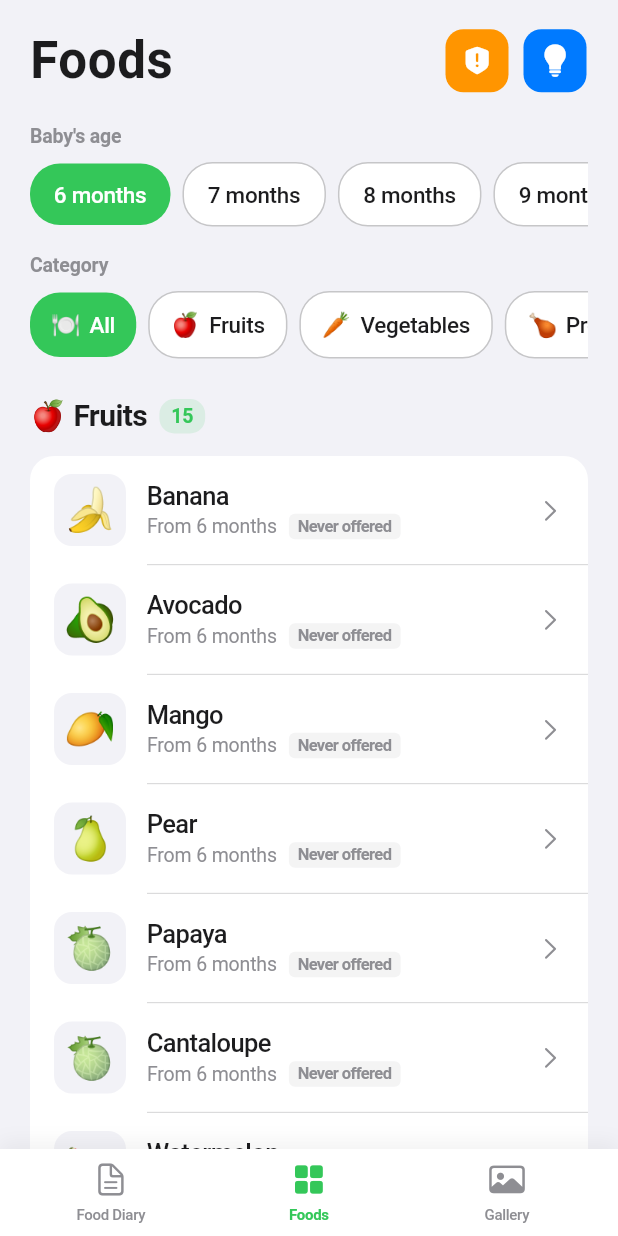
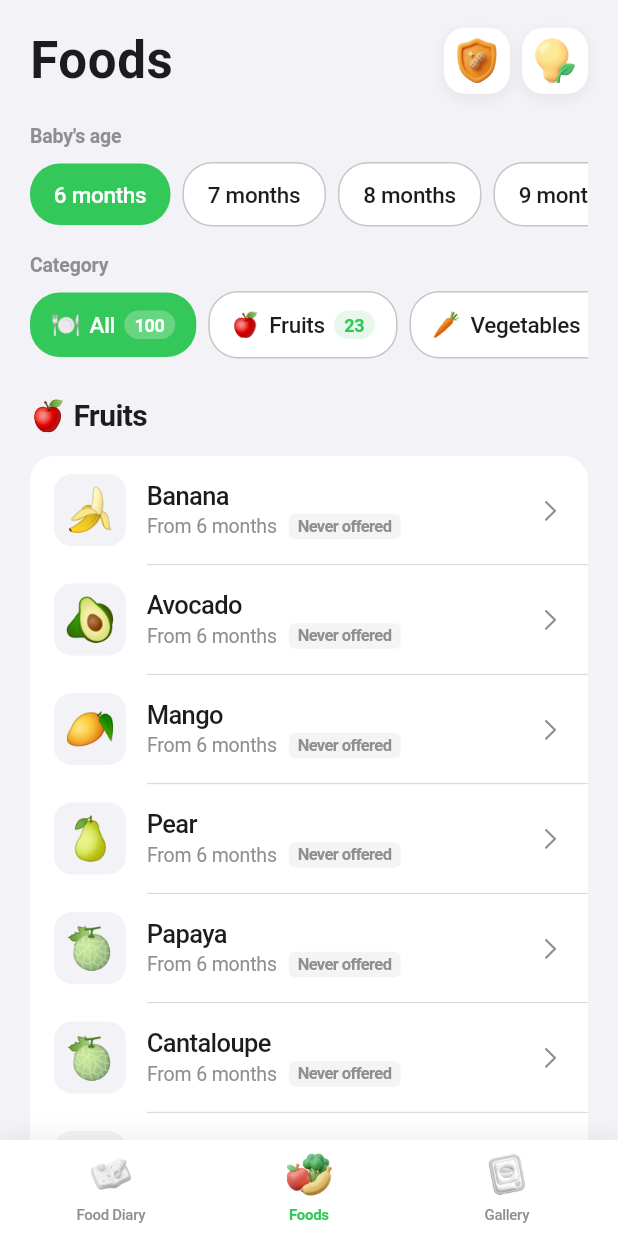
Before and after one commit to JoaoFloresDev/blw, a Flutter app: the MainTabScreen screen opened directly, item 2 of the bottom bar chosen, after a tap on "🍽️", on a phone screen of 412 x 824 dp. Run offline on Flutter 3.47's test engine with Material 3 defaults, Android fonts, the phone set to English and light mode, and no system bars; our stand-ins replace firebase_analytics, firebase_core, image_picker, in_app_purchase, in_app_review, pdf and 2 more; accounts and stored records are empty.

Commit message:
feat: playful visual pass — custom clay icons, styled progress card, chip counts
- Nano Banana clay-3D icon set for tab bar (diary/foods/gallery) and
  Foods header buttons (allergens/tips); grayscale + scale animation
  for unselected tabs
- Foods Tried card: green gradient, big count, chunky animated bar,
  baby mascot illustration
- Food counts moved into the category filter chips (All shows total
  for the selected age); 100 foods available at 6 months

Co-Authored-By: Claude Fable 5 <noreply@anthropic.com>

```diff
--- a/blw/lib/data/foods_data.dart
+++ b/blw/lib/data/foods_data.dart
@@ -363,7 +363,7 @@ const List<Food> allFoods = [
     name: 'Uva',
     icon: '🍇',
     category: FoodCategory.fruits,
-    minimumAge: AgeGroup.nineMonths,
+    minimumAge: AgeGroup.sixMonths,
     preparationTip: 'Corte SEMPRE em quartos no sentido do comprimento. Uva inteira ou em metades é risco grave de engasgo até os 4 anos.',
   ),
   Food(
@@ -387,7 +387,7 @@ const List<Food> allFoods = [
     name: 'Abacaxi',
     icon: '🍍',
     category: FoodCategory.fruits,
-    minimumAge: AgeGroup.nineMonths,
+    minimumAge: AgeGroup.sixMonths,
     preparationTip: 'Corte em tiras finas e macias, sem o miolo duro. É ácido: comece com pouco e observe a pele ao redor da boca.',
   ),
   Food(
@@ -395,7 +395,7 @@ const List<Food> allFoods = [
     name: 'Coco',
     icon: '🥥',
     category: FoodCategory.fruits,
-    minimumAge: AgeGroup.nineMonths,
+    minimumAge: AgeGroup.sixMonths,
     preparationTip: 'Ofereça ralado fino misturado em papas e frutas, ou lascas bem finas. Pedaços duros são risco de engasgo.',
   ),
   Food(
@@ -427,7 +427,7 @@ const List<Food> allFoods = [
     name: 'Cereja',
     icon: '🍒',
     category: FoodCategory.fruits,
-    minimumAge: AgeGroup.nineMonths,
+    minimumAge: AgeGroup.sixMonths,
     preparationTip: 'Remova o caroço e corte em quartos. Nunca ofereça inteira — mesmo formato de uva, mesmo risco.',
   ),
   Food(
@@ -435,7 +435,7 @@ const List<Food> allFoods = [
     name: 'Tangerina',
     icon: '🍊',
     category: FoodCategory.fruits,
-    minimumAge: AgeGroup.nineMonths,
+    minimumAge: AgeGroup.sixMonths,
     preparationTip: 'Remova sementes e a pele de cada gomo antes de oferecer. Gomos com película são difíceis de mastigar.',
   ),
   Food(
@@ -443,7 +443,7 @@ const List<Food> allFoods = [
     name: 'Goiaba',
     icon: '🍈',
     category: FoodCategory.fruits,
-    minimumAge: AgeGroup.eightMonths,
+    minimumAge: AgeGroup.sixMonths,
     preparationTip: 'Ofereça a polpa madura sem as sementes duras — raspe com colher. As sementes são pequenas e duras demais.',
   ),
   Food(
@@ -459,7 +459,7 @@ const List<Food> allFoods = [
     name: 'Damasco',
     icon: '🍑',
     category: FoodCategory.fruits,
-    minimumAge: AgeGroup.eightMonths,
+    minimumAge: AgeGroup.sixMonths,
     preparationTip: 'Bem maduro, em metades sem caroço. Seco só depois de 12 meses, picado bem pequeno e hidratado.',
   ),
   Food(
@@ -499,7 +499,7 @@ const List<Food> allFoods = [
     name: 'Couve',
     icon: '🥬',
     category: FoodCategory.vegetables,
-    minimumAge: AgeGroup.eightMonths,
+    minimumAge: AgeGroup.sixMonths,
     preparationTip: 'Retire o talo, refogue e pique bem fininho. Ótima misturada ao feijão ou purês.',
   ),
   Food(
@@ -539,7 +539,7 @@ const List<Food> allFoods = [
     name: 'Quiabo',
     icon: '🫛',
     category: FoodCategory.vegetables,
-    minimumAge: AgeGroup.eightMonths,
+    minimumAge: AgeGroup.sixMonths,
     preparationTip: 'Cozinhe inteiro e corte ao meio no comprimento. A textura pegajosa diminui assando em fogo alto.',
   ),
   Food(
@@ -547,7 +547,7 @@ const List<Food> allFoods = [
     name: 'Repolho',
     icon: '🥬',
     category: FoodCategory.vegetables,
-    minimumAge: AgeGroup.eightMonths,
+    minimumAge: AgeGroup.sixMonths,
     preparationTip: 'Cozinhe até ficar bem macio e pique fino, misturado a outros pratos. Cru é difícil de mastigar.',
   ),
   Food(
@@ -571,7 +571,7 @@ const List<Food> allFoods = [
     name: 'Cogumelo',
     icon: '🍄',
     category: FoodCategory.vegetables,
-    minimumAge: AgeGroup.eightMonths,
+    minimumAge: AgeGroup.sixMonths,
     preparationTip: 'Cozinhe bem e corte em fatias finas ou pique. Champignon e shiitake são boas opções para começar.',
   ),
   Food(
@@ -587,7 +587,7 @@ const List<Food> allFoods = [
     name: 'Couve-de-bruxelas',
     icon: '🥬',
     category: FoodCategory.vegetables,
-    minimumAge: AgeGroup.eightMonths,
+    minimumAge: AgeGroup.sixMonths,
     preparationTip: 'Cozinhe até ficar bem macia e corte ao meio. Assada com azeite fica mais saborosa.',
   ),
   Food(
@@ -627,7 +627,7 @@ const List<Food> allFoods = [
     name: 'Fígado',
     icon: '🥩',
     category: FoodCategory.proteins,
-    minimumAge: AgeGroup.eightMonths,
+    minimumAge: AgeGroup.sixMonths,
     preparationTip: 'Extremamente rico em ferro. Ofereça em pequenas quantidades, 1x por semana, bem cozido e amassado.',
   ),
   Food(
@@ -685,7 +685,7 @@ const List<Food> allFoods = [
     name: 'Edamame',
     icon: '🫛',
     category: FoodCategory.proteins,
-    minimumAge: AgeGroup.nineMonths,
+    minimumAge: AgeGroup.sixMonths,
     preparationTip: 'Cozinhe bem e amasse cada grão antes de oferecer, ou sirva como pasta. Grãos inteiros são risco de engasgo.',
     isAllergen: true,
     allergenInfo: 'Soja é alergênico. Introduza sozinha e observe por 2 horas.',
@@ -761,7 +761,7 @@ const List<Food> allFoods = [
     name: 'Cuscuz',
     icon: '🍚',
     category: FoodCategory.grains,
-    minimumAge: AgeGroup.eightMonths,
+    minimumAge: AgeGroup.sixMonths,
     preparationTip: 'Bem hidratado e úmido, em bolinhos prensados ou na colher. Contém glúten (trigo).',
     isAllergen: true,
     allergenInfo: 'Trigo é alergênico. Introduza sozinho e observe por 2 horas.',
@@ -779,7 +779,7 @@ const List<Food> allFoods = [
     name: 'Cevada',
     icon: '🌾',
     category: FoodCategory.grains,
-    minimumAge: AgeGroup.eightMonths,
+    minimumAge: AgeGroup.sixMonths,
     preparationTip: 'Cozinhe até ficar bem macia, em sopas e risotos. Contém glúten.',
     isAllergen: true,
     allergenInfo: 'Cevada contém glúten. Introduza sozinha e observe por 2 horas.',
@@ -789,7 +789,7 @@ const List<Food> allFoods = [
     name: 'Trigo Bulgur',
     icon: '🌾',
     category: FoodCategory.grains,
-    minimumAge: AgeGroup.eightMonths,
+    minimumAge: AgeGroup.sixMonths,
     preparationTip: 'Cozinhe bem até ficar macio e úmido. Ótimo em bolinhos com legumes. Contém glúten.',
     isAllergen: true,
     allergenInfo: 'Trigo é alergênico. Introduza sozinho e observe por 2 horas.',
@@ -799,7 +799,7 @@ const List<Food> allFoods = [
     name: 'Pão de Centeio',
     icon: '🍞',
     category: FoodCategory.grains,
-    minimumAge: AgeGroup.eightMonths,
+    minimumAge: AgeGroup.sixMonths,
     preparationTip: 'Ofereça em tiras levemente tostadas. Miolo fresco demais pode embolar — prefira tostado. Contém glúten.',
     isAllergen: true,
     allergenInfo: 'Centeio contém glúten. Introduza sozinho e observe por 2 horas.',
@@ -875,7 +875,7 @@ const List<Food> allFoods = [
     name: 'Cream Cheese',
     icon: '🧀',
     category: FoodCategory.dairy,
-    minimumAge: AgeGroup.nineMonths,
+    minimumAge: AgeGroup.sixMonths,
     preparationTip: 'Em camada fina no pão ou como base cremosa com legumes. Prefira versões sem sal adicionado.',
     isAllergen: true,
     allergenInfo: 'Leite é alergênico. Introduza derivados um de cada vez e observe.',
@@ -895,7 +895,7 @@ const List<Food> allFoods = [
     name: 'Figo',
     icon: '🍈',
     category: FoodCategory.fruits,
-    minimumAge: AgeGroup.eightMonths,
+    minimumAge: AgeGroup.sixMonths,
     preparationTip: 'Maduro e macio, cortado ao meio para o bebê raspar a polpa. Lave bem a casca.',
   ),
   Food(
@@ -927,7 +927,7 @@ const List<Food> allFoods = [
     name: 'Rabanete',
     icon: '🥕',
     category: FoodCategory.vegetables,
-    minimumAge: AgeGroup.nineMonths,
+    minimumAge: AgeGroup.sixMonths,
     preparationTip: 'Sempre cozido até amaciar — cru é duro e picante. Corte em fatias finas.',
   ),
   Food(
@@ -959,7 +959,7 @@ const List<Food> allFoods = [
     name: 'Ervilha-torta',
     icon: '🫛',
     category: FoodCategory.vegetables,
-    minimumAge: AgeGroup.nineMonths,
+    minimumAge: AgeGroup.sixMonths,
     preparationTip: 'Cozinhe até ficar macia e corte em pedaços pequenos, amassando as ervilhas internas.',
   ),
   Food(
@@ -1051,7 +1051,7 @@ const List<Food> allFoods = [
     name: 'Queijo Minas Frescal',
     icon: '🧀',
     category: FoodCategory.dairy,
-    minimumAge: AgeGroup.nineMonths,
+    minimumAge: AgeGroup.sixMonths,
     preparationTip: 'Escolha versões com pouco sal e ofereça em palitos grossos. Derreta em preparações para bebês menores.',
     isAllergen: true,
     allergenInfo: 'Leite é alergênico. Introduza derivados um de cada vez e observe.',
--- a/blw/lib/main.dart
+++ b/blw/lib/main.dart
@@ -371,9 +371,9 @@ class _MainTabScreenState extends State<MainTabScreen> {
             child: Row(
               mainAxisAlignment: MainAxisAlignment.spaceAround,
               children: [
-                _buildNavItem(0, CupertinoIcons.doc_text_fill, CupertinoIcons.doc_text, l10n.foodDiary),
-                _buildNavItem(1, CupertinoIcons.square_grid_2x2_fill, CupertinoIcons.square_grid_2x2, l10n.foods),
-                _buildNavItem(2, CupertinoIcons.photo_fill, CupertinoIcons.photo, l10n.gallery),
+                _buildNavItem(0, 'assets/images/tab_diary.png', l10n.foodDiary),
+                _buildNavItem(1, 'assets/images/tab_foods.png', l10n.foods),
+                _buildNavItem(2, 'assets/images/tab_gallery.png', l10n.gallery),
               ],
             ),
           ),
@@ -382,8 +382,14 @@ class _MainTabScreenState extends State<MainTabScreen> {
     );
   }
 
-  Widget _buildNavItem(int index, IconData selectedIcon, IconData unselectedIcon, String label) {
+  Widget _buildNavItem(int index, String assetPath, String label) {
     final isSelected = _selectedIndex == index;
+    final image = Image.asset(
+      assetPath,
+      width: 30,
+      height: 30,
+      fit: BoxFit.contain,
+    );
     return GestureDetector(
       onTap: () => setState(() => _selectedIndex = index),
       behavior: HitTestBehavior.opaque,
@@ -392,10 +398,24 @@ class _MainTabScreenState extends State<MainTabScreen> {
         child: Column(
           mainAxisSize: MainAxisSize.min,
           children: [
-            Icon(
-              isSelected ? selectedIcon : unselectedIcon,
-              size: 24,
-              color: isSelected ? AppColors.primary : AppColors.textSecondary,
+            AnimatedScale(
+              scale: isSelected ? 1.0 : 0.9,
+              duration: const Duration(milliseconds: 200),
+              curve: Curves.easeOutCubic,
+              child: isSelected
+                  ? image
+                  : Opacity(
+                      opacity: 0.55,
+                      child: ColorFiltered(
+                        colorFilter: const ColorFilter.matrix(<double>[
+                          0.2126, 0.7152, 0.0722, 0, 0,
+                          0.2126, 0.7152, 0.0722, 0, 0,
+                          0.2126, 0.7152, 0.0722, 0, 0,
+                          0, 0, 0, 1, 0,
+                        ]),
+                        child: image,
+                      ),
+                    ),
             ),
             const SizedBox(height: 4),
             Text(
--- a/blw/lib/screens/food_log_screen.dart
+++ b/blw/lib/screens/food_log_screen.dart
@@ -273,45 +273,100 @@ class FoodLogScreen extends StatelessWidget {
 
     return Container(
       decoration: BoxDecoration(
-        color: AppColors.cardBackground,
-        borderRadius: BorderRadius.circular(16),
+        gradient: const LinearGradient(
+          begin: Alignment.topLeft,
+          end: Alignment.bottomRight,
+          colors: [Color(0xFFE8F8EB), Color(0xFFD3F2DB)],
         ),
-      padding: const EdgeInsets.all(16),
+        borderRadius: BorderRadius.circular(20),
+        boxShadow: [
+          BoxShadow(
+            color: Colors.black.withValues(alpha: 0.05),
+            blurRadius: 10,
+            offset: const Offset(0, 4),
+          ),
+        ],
+      ),
+      padding: const EdgeInsets.fromLTRB(18, 14, 10, 14),
+      child: Row(
+        children: [
+          Expanded(
             child: Column(
               crossAxisAlignment: CrossAxisAlignment.start,
-        children: [
-          Row(
-            mainAxisAlignment: MainAxisAlignment.spaceBetween,
               children: [
                 Text(
                   l10n.foodsTried.replaceAll('\n', ' '),
                   style: const TextStyle(
-                  fontSize: 15,
+                    fontSize: 14,
                     fontWeight: FontWeight.w600,
-                  color: AppColors.textPrimary,
+                    color: Color(0xFF1FA047),
                     letterSpacing: -0.2,
                   ),
                 ),
+                const SizedBox(height: 4),
+                Row(
+                  crossAxisAlignment: CrossAxisAlignment.baseline,
+                  textBaseline: TextBaseline.alphabetic,
+                  children: [
                     Text(
-                '$triedFoods / $totalFoods',
+                      '$triedFoods',
                       style: const TextStyle(
-                  fontSize: 15,
-                  fontWeight: FontWeight.w700,
-                  color: AppColors.primary,
-                  letterSpacing: -0.2,
+                        fontSize: 30,
+                        fontWeight: FontWeight.w800,
+                        color: AppColors.textPrimary,
+                        letterSpacing: -0.6,
+                      ),
+                    ),
+                    Text(
+                      ' / $totalFoods',
+                      style: const TextStyle(
+                        fontSize: 17,
+                        fontWeight: FontWeight.w600,
+                        color: AppColors.textSecondary,
+                        letterSpacing: -0.3,
                       ),
                     ),
                   ],
                 ),
                 const SizedBox(height: 10),
-          ClipRRect(
-            borderRadius: BorderRadius.circular(4),
-            child: LinearProgressIndicator(
-              value: progress,
-              minHeight: 8,
-              backgroundColor: AppColors.separator.withValues(alpha: 0.4),
-              valueColor: const AlwaysStoppedAnimation<Color>(AppColors.primary),
+                Stack(
+                  children: [
+                    Container(
+                      height: 14,
+                      decoration: BoxDecoration(
+                        color: Colors.white,
+                        borderRadius: BorderRadius.circular(7),
                       ),
+                    ),
+                    LayoutBuilder(
+                      builder: (context, constraints) {
+                        final w = constraints.maxWidth *
+                            progress.clamp(0.0, 1.0);
+                        return AnimatedContainer(
+                          duration: const Duration(milliseconds: 600),
+                          curve: Curves.easeOutCubic,
+                          height: 14,
+                          width: w < 14 && triedFoods > 0 ? 14 : w,
+                          decoration: BoxDecoration(
+                            gradient: const LinearGradient(
+                              colors: [Color(0xFF3FD168), Color(0xFF1FA047)],
+                            ),
+                            borderRadius: BorderRadius.circular(7),
+                          ),
+                        );
+                      },
+                    ),
+                  ],
+                ),
+              ],
+            ),
+          ),
+          const SizedBox(width: 8),
+          Image.asset(
+            'assets/images/home_hero.png',
+            width: 84,
+            height: 84,
+            fit: BoxFit.contain,
           ),
         ],
       ),
--- a/blw/lib/screens/foods_screen.dart
+++ b/blw/lib/screens/foods_screen.dart
@@ -95,15 +95,23 @@ class _FoodsScreenState extends State<FoodsScreen> {
                             );
                           },
                           child: Container(
-                            padding: const EdgeInsets.all(10),
+                            padding: const EdgeInsets.all(7),
                             decoration: BoxDecoration(
-                              color: AppColors.secondary,
-                              borderRadius: BorderRadius.circular(12),
+                              color: Colors.white,
+                              borderRadius: BorderRadius.circular(14),
+                              boxShadow: [
+                                BoxShadow(
+                                  color: Colors.black.withValues(alpha: 0.06),
+                                  blurRadius: 8,
+                                  offset: const Offset(0, 3),
                                 ),
-                            child: const Icon(
-                              CupertinoIcons.exclamationmark_shield_fill,
-                              color: Colors.white,
-                              size: 22,
+                              ],
+                            ),
+                            child: Image.asset(
+                              'assets/images/btn_allergens.png',
+                              width: 30,
+                              height: 30,
+                              fit: BoxFit.contain,
                             ),
                           ),
                         ),
@@ -116,15 +124,23 @@ class _FoodsScreenState extends State<FoodsScreen> {
                                 builder: (_) => const TipsScreen()),
                           ),
                           child: Container(
-                            padding: const EdgeInsets.all(10),
+                            padding: const EdgeInsets.all(7),
                             decoration: BoxDecoration(
-                              color: const Color(0xFF007AFF),
-                              borderRadius: BorderRadius.circular(12),
+                              color: Colors.white,
+                              borderRadius: BorderRadius.circular(14),
+                              boxShadow: [
+                                BoxShadow(
+                                  color: Colors.black.withValues(alpha: 0.06),
+                                  blurRadius: 8,
+                                  offset: const Offset(0, 3),
                                 ),
-                            child: const Icon(
-                              CupertinoIcons.lightbulb_fill,
-                              color: Colors.white,
-                              size: 22,
+                              ],
+                            ),
+                            child: Image.asset(
+                              'assets/images/btn_tips.png',
+                              width: 30,
+                              height: 30,
+                              fit: BoxFit.contain,
                             ),
                           ),
                         ),
@@ -234,6 +250,11 @@ class _FoodsScreenState extends State<FoodsScreen> {
 
   Widget _buildCategoryChip(FoodCategory? category, String label, String icon) {
     final isSelected = category == _selectedCategory;
+    final count = allFoods
+        .where((food) =>
+            food.minimumAge.index <= _selectedAge.index &&
+            (category == null || food.category == category))
+        .length;
     return Padding(
       padding: const EdgeInsets.only(right: 8),
       child: GestureDetector(
@@ -257,6 +278,25 @@ class _FoodsScreenState extends State<FoodsScreen> {
                   fontWeight: FontWeight.w500,
                   color: isSelected ? Colors.white : AppColors.textPrimary,
                   letterSpacing: -0.2,
+                ),
+              ),
+              const SizedBox(width: 6),
+              Container(
+                padding:
+                    const EdgeInsets.symmetric(horizontal: 7, vertical: 1),
+                decoration: BoxDecoration(
+                  color: isSelected
+                      ? Colors.white.withValues(alpha: 0.25)
+                      : AppColors.primary.withValues(alpha: 0.12),
+                  borderRadius: BorderRadius.circular(10),
+                ),
+                child: Text(
+                  '$count',
+                  style: TextStyle(
+                    fontSize: 12,
+                    fontWeight: FontWeight.w700,
+                    color: isSelected ? Colors.white : AppColors.primary,
+                  ),
                 ),
               ),
             ],
@@ -323,34 +363,13 @@ class _FoodsScreenState extends State<FoodsScreen> {
           ...groupedFoods.entries.expand((entry) => [
             Padding(
               padding: const EdgeInsets.only(top: 8, bottom: 12),
-              child: Row(
-                children: [
-                  Text(
+              child: Text(
                 '${entry.key.icon} ${_getCategoryName(context, entry.key)}',
                 style: const TextStyle(
                   fontSize: 20,
                   fontWeight: FontWeight.bold,
                   letterSpacing: -0.4,
                 ),
-                  ),
-                  const SizedBox(width: 8),
-                  Container(
-                    padding:
-                        const EdgeInsets.symmetric(horizontal: 8, vertical: 2),
-                    decoration: BoxDecoration(
-                      color: AppColors.primary.withValues(alpha: 0.12),
-                      borderRadius: BorderRadius.circular(10),
-                    ),
-                    child: Text(
-                      '${entry.value.length}',
-                      style: const TextStyle(
-                        fontSize: 13,
-                        fontWeight: FontWeight.w700,
-                        color: AppColors.primary,
-                      ),
-                    ),
-                  ),
-                ],
               ),
             ),
             Container(
```
Also changed, not shown: blw/assets/images/btn_allergens.png (added), blw/assets/images/btn_tips.png (added), blw/assets/images/tab_diary.png (added), blw/assets/images/tab_foods.png (added), blw/assets/images/tab_gallery.png (added). Lines whose indentation alone changed are shown as unchanged.
